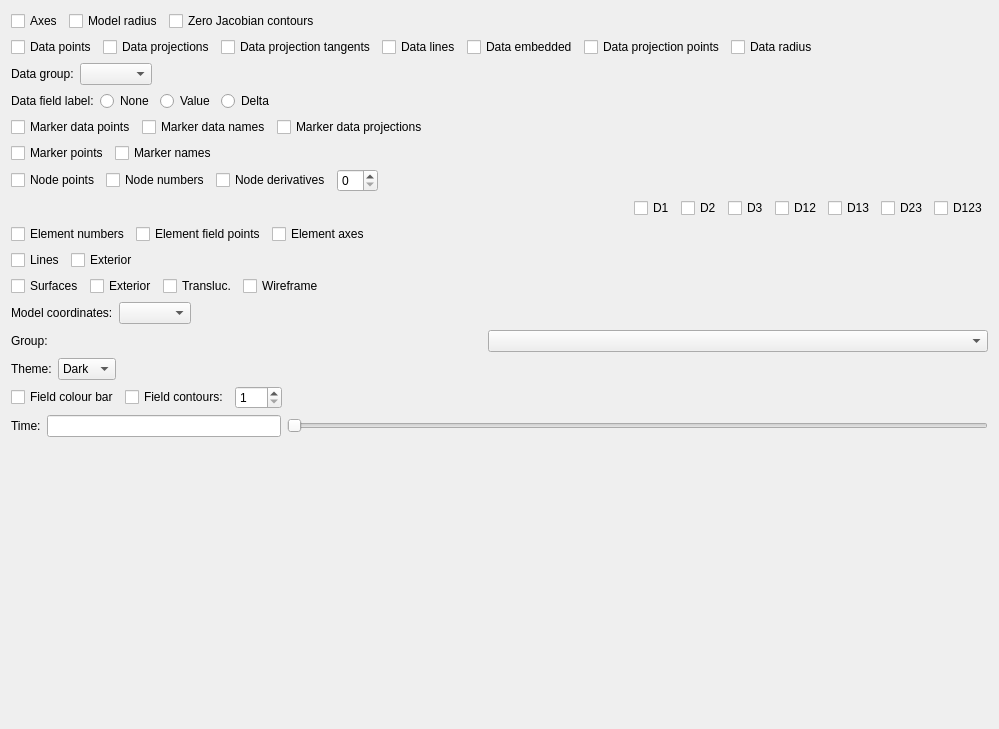
First picture: the form in res/designer/displaysettingswidget.ui, repository mlin865/opencmiss.zincwidgets, before the edit.
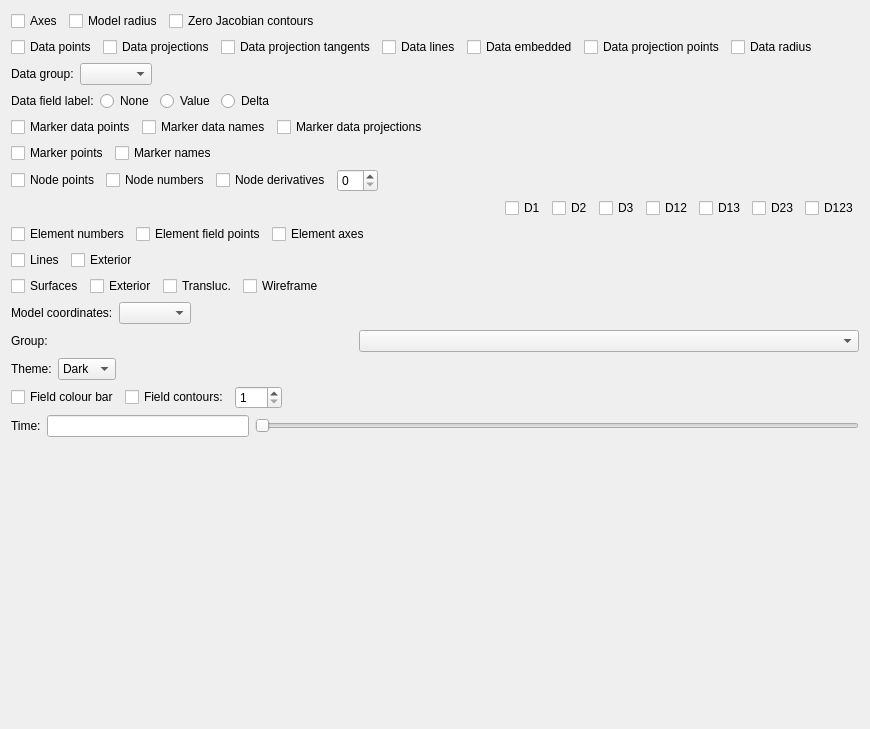
Second picture: the form after the edit. Custom widgets are drawn as their Qt base class.

Commit message: Add display theme dark/light combobox

```diff
--- a/res/designer/displaysettingswidget.ui
+++ b/res/designer/displaysettingswidget.ui
@@ -6,7 +6,7 @@
    <rect>
     <x>0</x>
     <y>0</y>
-    <width>999</width>
+    <width>870</width>
     <height>729</height>
    </rect>
   </property>
```
Left out of the diff: 4 changed lines with no effect on the pictures. The commit also changes 1 other file.
